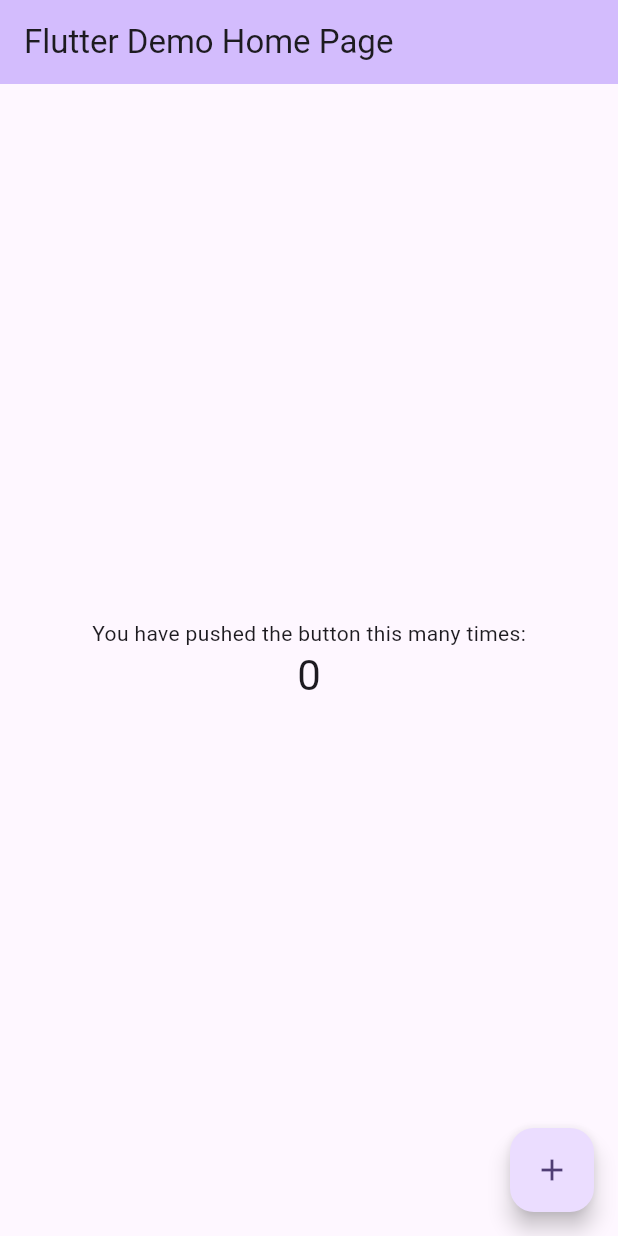
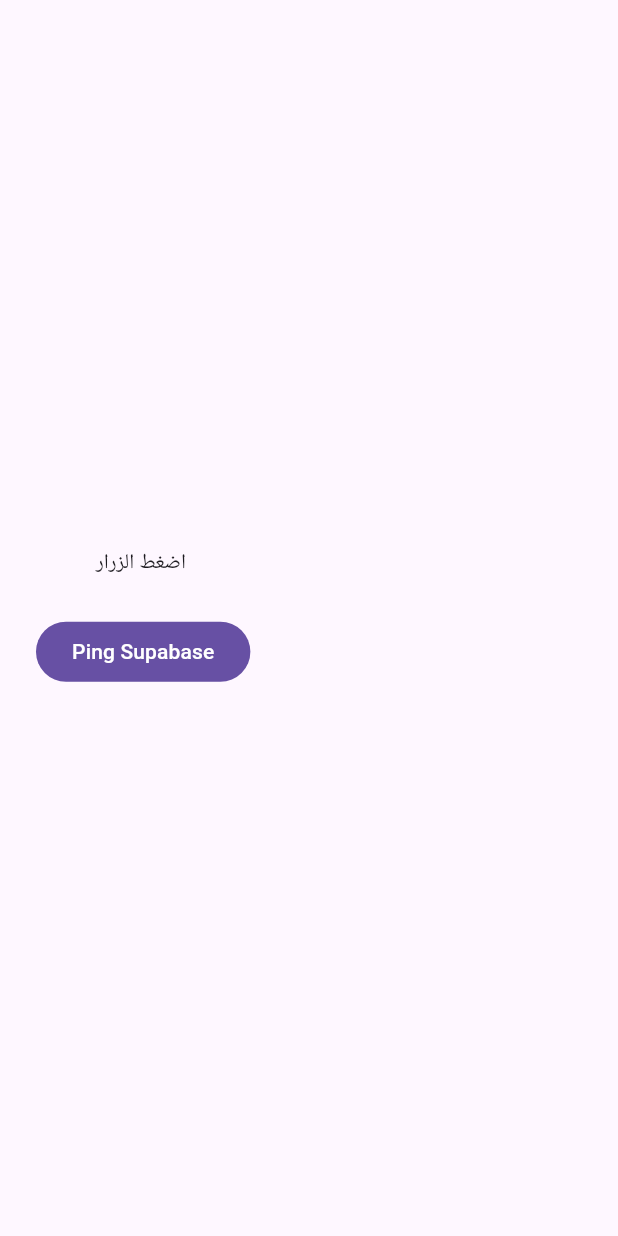
Before and after one commit to asmaaHasbo/Team-Space-APP, a Flutter app: the screen it shows after launch, on a phone screen of 412 x 824 dp. Run offline on Flutter 3.47's test engine with Material 3 defaults, Android fonts, the phone set to English and light mode, and no system bars; our stand-ins replace flutter_dotenv, supabase_flutter; accounts and stored records are empty.

Commit message:
chore: rename application id to com.asmaahasbo.team_space and connect flutter app to supabase

```diff
--- a/lib/main.dart
+++ b/lib/main.dart
@@ -13,118 +13,51 @@
 
   runApp(const MyApp());
 }
+
 class MyApp extends StatelessWidget {
   const MyApp({super.key});
 
-  // This widget is the root of your application.
   @override
   Widget build(BuildContext context) {
-    return MaterialApp(
-      title: 'Flutter Demo',
-      theme: ThemeData(
-        // This is the theme of your application.
-        //
-        // TRY THIS: Try running your application with "flutter run". You'll see
-        // the application has a purple toolbar. Then, without quitting the app,
-        // try changing the seedColor in the colorScheme below to Colors.green
-        // and then invoke "hot reload" (save your changes or press the "hot
-        // reload" button in a Flutter-supported IDE, or press "r" if you used
-        // the command line to start the app).
-        //
-        // Notice that the counter didn't reset back to zero; the application
-        // state is not lost during the reload. To reset the state, use hot
-        // restart instead.
-        //
-        // This works for code too, not just values: Most code changes can be
-        // tested with just a hot reload.
-        colorScheme: .fromSeed(seedColor: Colors.deepPurple),
-      ),
-      home: const MyHomePage(title: 'Flutter Demo Home Page'),
-    );
+    return const MaterialApp(home: PingPage());
   }
 }
 
-class MyHomePage extends StatefulWidget {
-  const MyHomePage({super.key, required this.title});
-
-  // This widget is the home page of your application. It is stateful, meaning
-  // that it has a State object (defined below) that contains fields that affect
-  // how it looks.
-
-  // This class is the configuration for the state. It holds the values (in this
-  // case the title) provided by the parent (in this case the App widget) and
-  // used by the build method of the State. Fields in a Widget subclass are
-  // always marked "final".
-
-  final String title;
+class PingPage extends StatefulWidget {
+  const PingPage({super.key});
 
   @override
-  State<MyHomePage> createState() => _MyHomePageState();
+  State<PingPage> createState() => _PingPageState();
 }
 
-class _MyHomePageState extends State<MyHomePage> {
-  int _counter = 0;
+class _PingPageState extends State<PingPage> {
+  String _result = 'اضغط الزرار';
 
-  void _incrementCounter() {
-    setState(() {
-      // This call to setState tells the Flutter framework that something has
-      // changed in this State, which causes it to rerun the build method below
-      // so that the display can reflect the updated values. If we changed
-      // _counter without calling setState(), then the build method would not be
-      // called again, and so nothing would appear to happen.
-      _counter++;
-    });
+  Future<void> _ping() async {
+    setState(() => _result = 'جاري الاتصال...');
+    try {
+      await Supabase.instance.client.from('__ping__').select();
+      setState(() => _result = 'رد بنجاح — بس ده غريب!');
+    } on PostgrestException catch (e) {
+      setState(() => _result = 'PostgrestException\ncode: ${e.code}\n${e.message}');
+    } catch (e) {
+      setState(() => _result = '${e.runtimeType}\n$e');
+    }
   }
 
   @override
   Widget build(BuildContext context) {
-    // This method is rerun every time setState is called, for instance as done
-    // by the _incrementCounter method above.
-    //
-    // The Flutter framework has been optimized to make rerunning build methods
-    // fast, so that you can just rebuild anything that needs updating rather
-    // than having to individually change instances of widgets.
     return Scaffold(
-      appBar: AppBar(
-        // TRY THIS: Try changing the color here to a specific color (to
-        // Colors.amber, perhaps?) and trigger a hot reload to see the AppBar
-        // change color while the other colors stay the same.
-        backgroundColor: Theme.of(context).colorScheme.inversePrimary,
-        // Here we take the value from the MyHomePage object that was created by
-        // the App.build method, and use it to set our appbar title.
-        title: Text(widget.title),
-      ),
-      body: Center(
-        // Center is a layout widget. It takes a single child and positions it
-        // in the middle of the parent.
+      body: Padding(
+        padding: const EdgeInsets.all(24),
         child: Column(
-          // Column is also a layout widget. It takes a list of children and
-          // arranges them vertically. By default, it sizes itself to fit its
-          // children horizontally, and tries to be as tall as its parent.
-          //
-          // Column has various properties to control how it sizes itself and
-          // how it positions its children. Here we use mainAxisAlignment to
-          // center the children vertically; the main axis here is the vertical
-          // axis because Columns are vertical (the cross axis would be
-          // horizontal).
-          //
-          // TRY THIS: Invoke "debug painting" (choose the "Toggle Debug Paint"
-          // action in the IDE, or press "p" in the console), to see the
-          // wireframe for each widget.
-          mainAxisAlignment: .center,
+          mainAxisAlignment: MainAxisAlignment.center,
           children: [
-            const Text('You have pushed the button this many times:'),
-            Text(
-              '$_counter',
-              style: Theme.of(context).textTheme.headlineMedium,
-            ),
+            SelectableText(_result, textAlign: TextAlign.center),
+            const SizedBox(height: 24),
+            FilledButton(onPressed: _ping, child: const Text('Ping Supabase')),
           ],
         ),
-      ),
-      floatingActionButton: FloatingActionButton(
-        onPressed: _incrementCounter,
-        tooltip: 'Increment',
-        child: const Icon(Icons.add),
       ),
     );
   }
```
Also changed, not shown: 5 other files.
